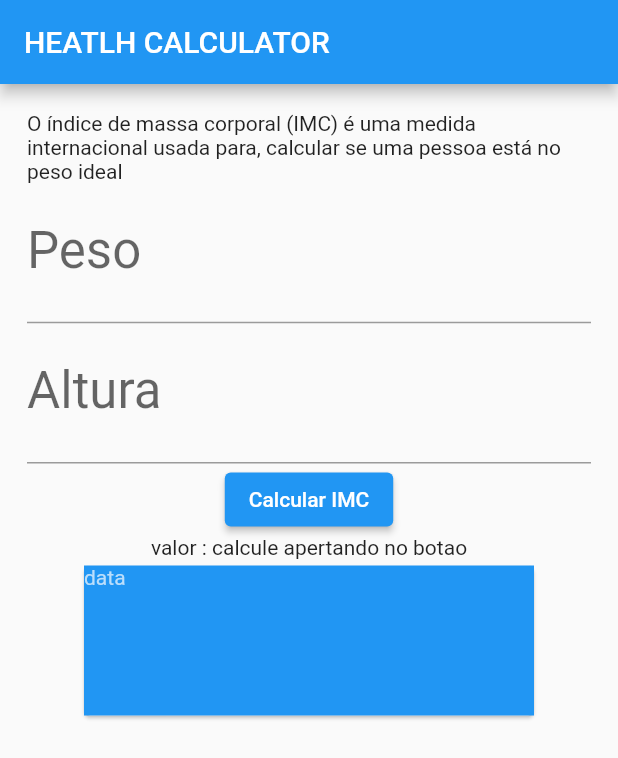
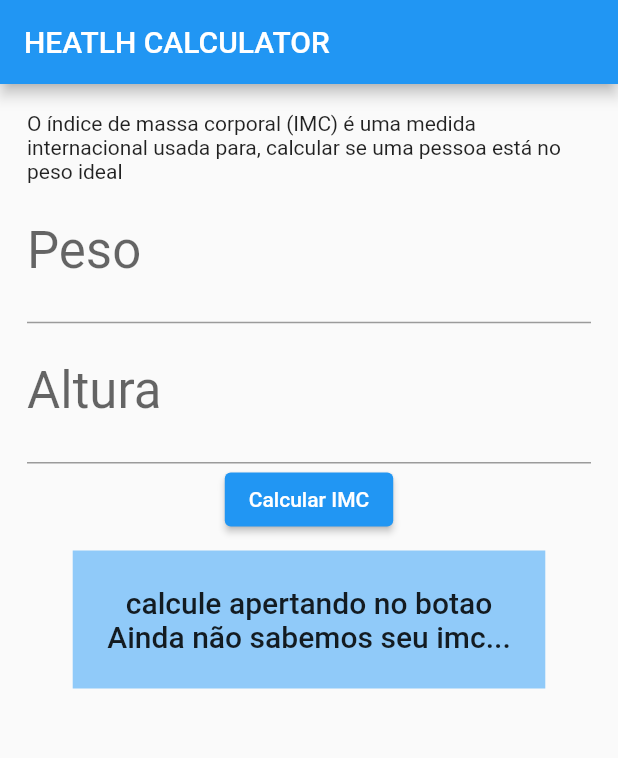
Before and after one commit to JoaoRodriguesRD/flutter-simple-applications, a Flutter app: the screen it shows after launch, on a phone screen of 412 x 824 dp. Shown: the top 758 px of the screen. Run offline on Flutter 3.47's test engine with Material 2 defaults, Android fonts, the phone set to English and light mode, and no system bars.

Commit message:
New field message & decorating

```diff
--- a/app_bmi_calculator/lib/main.dart
+++ b/app_bmi_calculator/lib/main.dart
@@ -32,6 +32,7 @@ class _MyHomePageState extends State<MyHomePage> {
   double _peso = 0;
   double _altura = 0;
   String _value = "calcule apertando no botao";
+  String _msg = "Ainda não sabemos seu imc...";
 
   void _incrementCounter() {
     setState(() {
@@ -85,30 +86,71 @@ class _MyHomePageState extends State<MyHomePage> {
                 ),
                 onPressed: () {
                   setState(() {
-                    double calculo = _peso / (_altura * _altura);
-                    _value = calculo.toStringAsFixed(2);
+                    double bmi = _peso / (_altura * _altura);
+                    _value = bmi.toStringAsFixed(2);
+                    //Próxima lógica da mensagem _msg:
+                    /**
+                     *  18.5< adulto com baixo peso
+                     * 18,5 < = x < 25 adulto peso ideal
+                     * 25 <= x < 30 adulto sobrepeso
+                     * 30,0 < = x < 35 obs grau I
+                     * 35,0 < = x < 40 obs grau II
+                     *  40 <= x obs grau III
+                     *
+                     */
+                    if (bmi < 18.5) {
+                      _msg = "adulto com baixo peso";
+                    }
+                    if (bmi >= 18.5 && bmi < 25) {
+                      _msg = "adulto com peso ideal";
+                    }
+                    if (bmi >= 25 && bmi < 30) {
+                      _msg = "adulto com sobrepeso";
+                    }
+                    if (bmi >= 30 && bmi < 35) {
+                      _msg = "adulto com obesidade grau I";
+                    }
+                    if (bmi >= 35 && bmi < 40) {
+                      _msg = "adulto com obesidade grau II";
+                    }
+                    if (bmi >= 40) {
+                      _msg = "adulto com obesidade grau III";
+                    }
                   });
                 },
                 child: const Text('Calcular IMC'),
               ),
+              const SizedBox(height: 10),
               Container(
+                color: Theme.of(context).backgroundColor,
+                padding: const EdgeInsets.all(23.0),
                 child: Column(
-                  children: <Widget>[Text("valor : $_value")],
+                  children: <Widget>[
+                    Text(
+                      _value,
+                      style: Theme.of(context).textTheme.headline6,
+                    ),
+                    Text(
+                      _msg,
+                      style: Theme.of(context).textTheme.headline6,
+                    ),
+                  ],
                 ),
               ),
-              Card(
-                child: Container(
-                  color: Theme.of(context).primaryColor,
-                  child: SizedBox(
-                    width: 300,
-                    height: 100,
-                    child: Text(
-                      "data",
-                      style: TextStyle(color: Theme.of(context).primaryColorLight),
-                    ),
-                  ),
-                ),
-              ),
+              // Card(
+              //   child: Container(
+              //     color: Theme.of(context).primaryColor,
+              //     child: SizedBox(
+              //       width: 300,
+              //       height: 100,
+              //       child: Text(
+              //         "data",
+              //         style:
+              //             TextStyle(color: Theme.of(context).primaryColorLight),
+              //       ),
+              //     ),
+              //   ),
+              // ),
             ],
           ),
         ),
```
